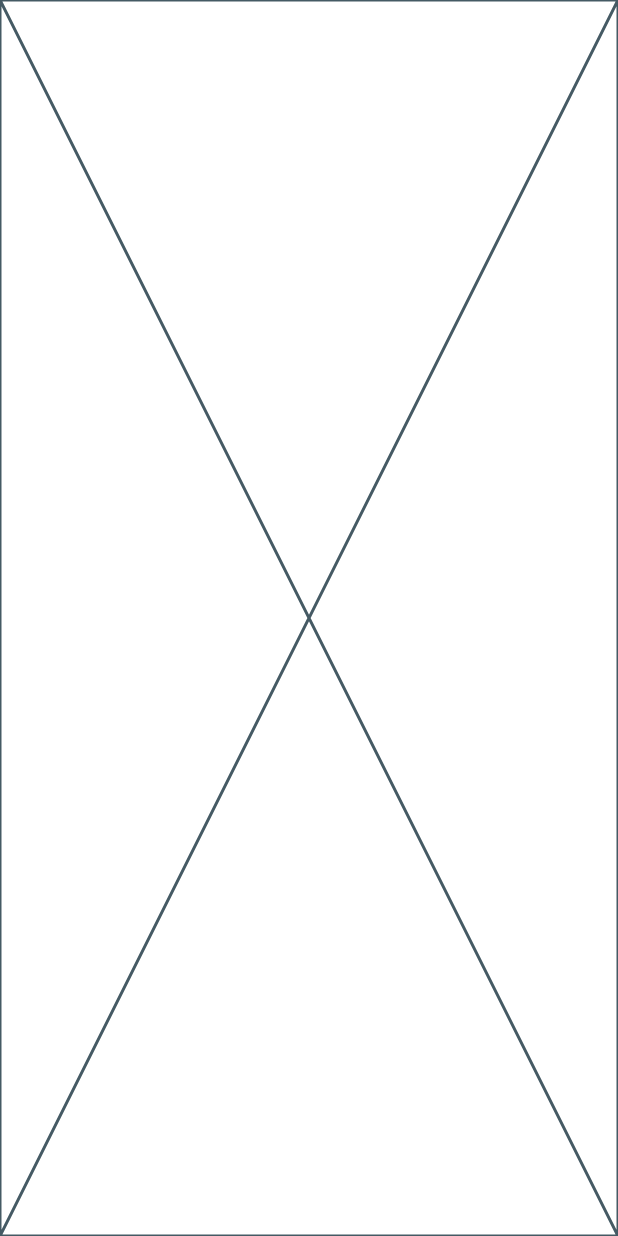
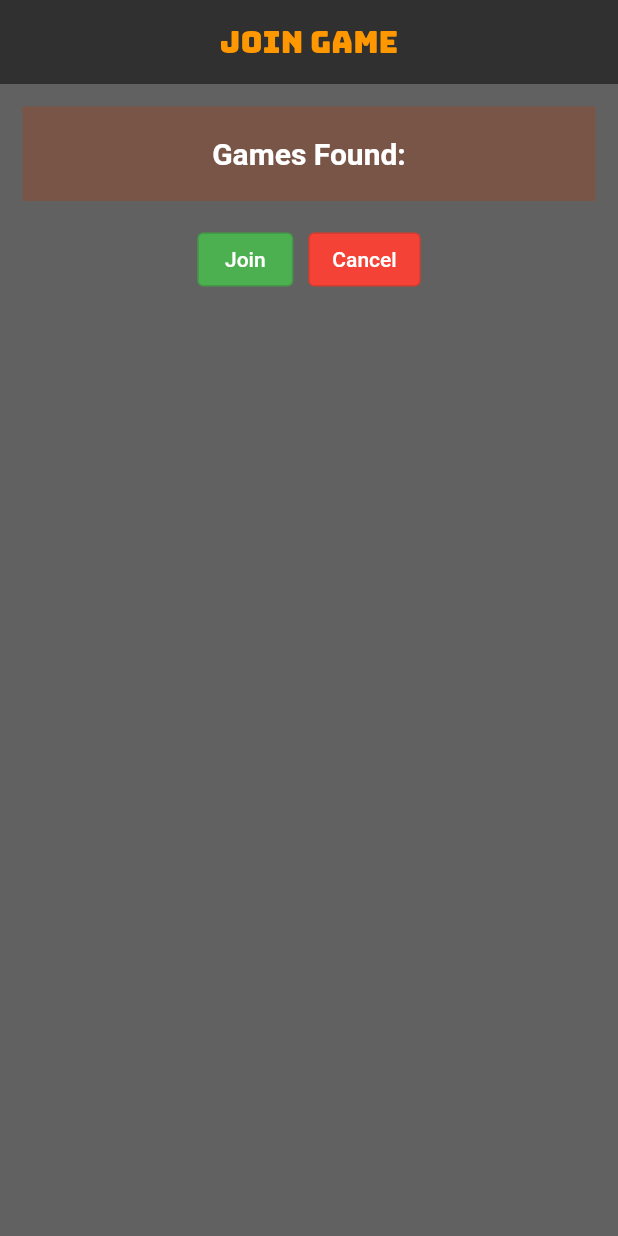
Before and after one commit to KingpinDk/BuzzerApp-forQuizSynced, a Flutter app: the screen it shows after launch, after a tap on "Player", on a phone screen of 412 x 824 dp. Run offline on Flutter 3.47's test engine with Material 2 defaults, Android fonts, the phone set to English and light mode, and no system bars; our stand-ins replace audioplayers.

Commit message:
host and player screens added along with player screen is developed

```diff
--- a/lib/main.dart
+++ b/lib/main.dart
@@ -1,13 +1,15 @@
 import 'package:buzzer_prototype/screens/home.dart';
 import 'package:buzzer_prototype/screens/offline mode.dart';
-import 'package:buzzer_prototype/screens/time.dart';
+import 'package:buzzer_prototype/screens/host game.dart';
+import 'package:buzzer_prototype/screens/play%20game.dart';
 import 'package:flutter/material.dart';
 
 void main() => runApp(MaterialApp(
   initialRoute: 'home',
   routes: {
-    'times':(context) => Time(),
     'home':(context) => Home(),
-    'offline mode': (context) => Offbuzz()
+    'offline mode': (context) => const Offbuzz(),
+    'host game':(context) => const HostGame(),
+    'play game':(context) => const PlayGame()
   },
 ));
--- a/lib/screens/home.dart
+++ b/lib/screens/home.dart
@@ -42,7 +42,7 @@ class _HomeState extends State<Home> {
               ),
               ),
               const SizedBox(height: 30.0,),
-              TextButton(onPressed: (){ Navigator.pushNamed(context,'times');},
+              TextButton(onPressed: (){ Navigator.pushNamed(context,'host game');},
                   child: const Text('The Host',
                   style: TextStyle(
                     color: Colors.red,
@@ -51,7 +51,7 @@ class _HomeState extends State<Home> {
                   )
               ),
               const SizedBox(height: 20.0),
-              TextButton(onPressed: (){ Navigator.pushNamed(context,'times');},
+              TextButton(onPressed: (){ Navigator.pushNamed(context,'play game');},
                   child: const Text('Player',
                     style: TextStyle(
                         color: Colors.red,
--- /dev/null
+++ b/lib/screens/host game.dart
@@ -0,0 +1,16 @@
+import 'package:flutter/material.dart';
+
+
+class HostGame extends StatefulWidget {
+  const HostGame({Key? key}) : super(key: key);
+
+  @override
+  State<HostGame> createState() => _HostGameState();
+}
+
+class _HostGameState extends State<HostGame> {
+  @override
+  Widget build(BuildContext context) {
+    return const Placeholder();
+  }
+}
--- a/lib/screens/offline mode.dart
+++ b/lib/screens/offline mode.dart
@@ -1,4 +1,3 @@
-
 import 'package:flutter/material.dart';
 import 'package:audioplayers/audioplayers.dart';
 
--- /dev/null
+++ b/lib/screens/play game.dart
@@ -0,0 +1,77 @@
+import 'package:flutter/material.dart';
+
+class PlayGame extends StatefulWidget {
+  const PlayGame({Key? key}) : super(key: key);
+
+  @override
+  State<PlayGame> createState() => _PlayGameState();
+}
+
+class _PlayGameState extends State<PlayGame> {
+  @override
+  Widget build(BuildContext context) {
+    return MaterialApp(
+      home: Scaffold(
+        backgroundColor: Colors.grey[700],
+        appBar: AppBar(
+          centerTitle: true,
+          elevation: 0.0,
+          backgroundColor: Colors.grey[850],
+          title: const Text('Join Game'),
+          titleTextStyle: const TextStyle(
+              color: Colors.orange,
+              fontFamily: 'Bungee',
+              fontSize: 20.0,
+              fontWeight: FontWeight.normal
+          ),
+        ),
+        body: Column(
+          children: [
+            Padding(
+              padding: const EdgeInsets.all(15.0),
+              child: Container(
+                constraints: const BoxConstraints(minHeight: 30.0,minWidth: 50.0),
+                alignment: Alignment.topCenter,
+                padding: const EdgeInsets.all(20.0),
+                color: Colors.brown,
+                child: const Text('Games Found:',
+                  style: TextStyle(
+                    fontSize: 20.0,
+                    color: Colors.white,
+                    fontWeight: FontWeight.bold
+                  ),
+                ),
+              ),
+            ),
+            Row(
+              mainAxisAlignment: MainAxisAlignment.center,
+              crossAxisAlignment: CrossAxisAlignment.start,
+              children: [
+                OutlinedButton(
+                    onPressed: () {
+
+                    },
+                    style: OutlinedButton.styleFrom(
+                      backgroundColor: Colors.green,
+                      foregroundColor: Colors.white,
+                    ),
+                    child: const Text('Join')
+                ),
+                const SizedBox(width: 10.0),
+                OutlinedButton(
+                    onPressed: () {
+                      Navigator.pop(context);
+                    },
+                    style: OutlinedButton.styleFrom(
+                      backgroundColor: Colors.red,
+                      foregroundColor: Colors.white,
+                    ),
+                    child: const Text('Cancel'))
+              ],
+            )
+          ],
+        ),
+      ),
+    );
+  }
+}
--- a/lib/screens/time.dart
+++ /dev/null
@@ -1,16 +0,0 @@
-import 'package:flutter/material.dart';
-
-
-class Time extends StatefulWidget {
-  const Time({Key? key}) : super(key: key);
-
-  @override
-  State<Time> createState() => _TimeState();
-}
-
-class _TimeState extends State<Time> {
-  @override
-  Widget build(BuildContext context) {
-    return const Placeholder();
-  }
-}
```
